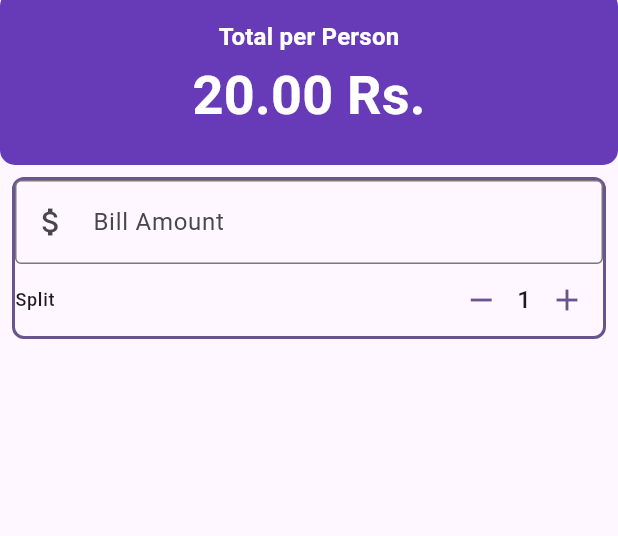
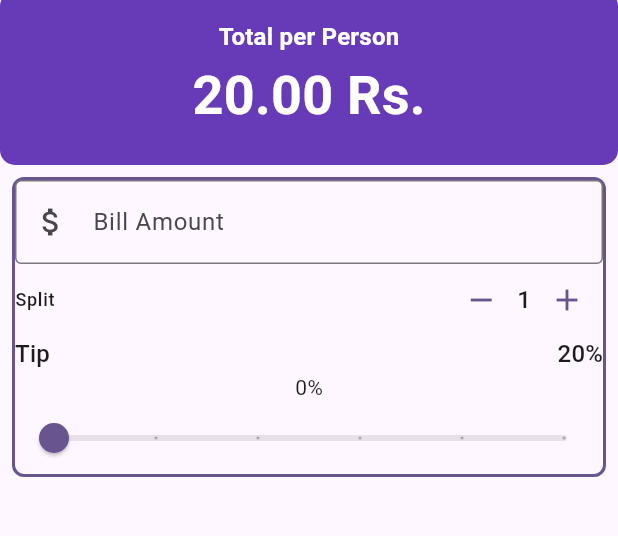
Before and after one commit to Atiimubeen/utip, a Flutter app: the screen it shows after launch, on a phone screen of 412 x 824 dp, the part 93-629 px from its top. Run offline on Flutter 3.47's test engine with Material 3 defaults, Android fonts, the phone set to English and light mode, and no system bars.

Commit message:
Refactor tip_Slider

```diff
--- a/lib/main.dart
+++ b/lib/main.dart
@@ -1,5 +1,6 @@
 import 'package:flutter/material.dart';
 import 'widgets/person_counter.dart';
+import 'widgets/tip_slider.dart';
 
 void main() {
   runApp(const MyApp());
@@ -30,7 +31,7 @@ class UTip extends StatefulWidget {
 
 class _UTipState extends State<UTip> {
   int _personalCount = 1;
-
+  double _tipPercentage = 0;
   void increment() {
     setState(() {
       _personalCount++;
@@ -112,6 +113,22 @@ class _UTipState extends State<UTip> {
                       ),
                     ],
                   ),
+                  Row(
+                    mainAxisAlignment: MainAxisAlignment.spaceBetween,
+                    children: [
+                      Text("Tip", style: theme.textTheme.titleMedium),
+                      Text("20%", style: theme.textTheme.titleMedium),
+                    ],
+                  ),
+                  Text("${(_tipPercentage * 100).round()}%"),
+                  TipSlider(
+                    tipPercentage: _tipPercentage,
+                    onChanged: (double value) => {
+                      setState(() {
+                        _tipPercentage = value;
+                      }),
+                    },
+                  ),
                 ],
               ),
             ),
--- /dev/null
+++ b/lib/widgets/tip_slider.dart
@@ -0,0 +1,25 @@
+import 'package:flutter/material.dart';
+
+class TipSlider extends StatelessWidget {
+  const TipSlider({
+    super.key,
+    required double tipPercentage,
+    required this.onChanged,
+  }) : _tipPercentage = tipPercentage;
+
+  final double _tipPercentage;
+  final ValueChanged<double> onChanged;
+
+  @override
+  Widget build(BuildContext context) {
+    return Slider(
+      value: _tipPercentage,
+      onChanged: onChanged,
+
+      min: 0,
+      max: 0.5,
+      divisions: 5,
+      label: "${(_tipPercentage * 100).round()}%",
+    );
+  }
+}
```
